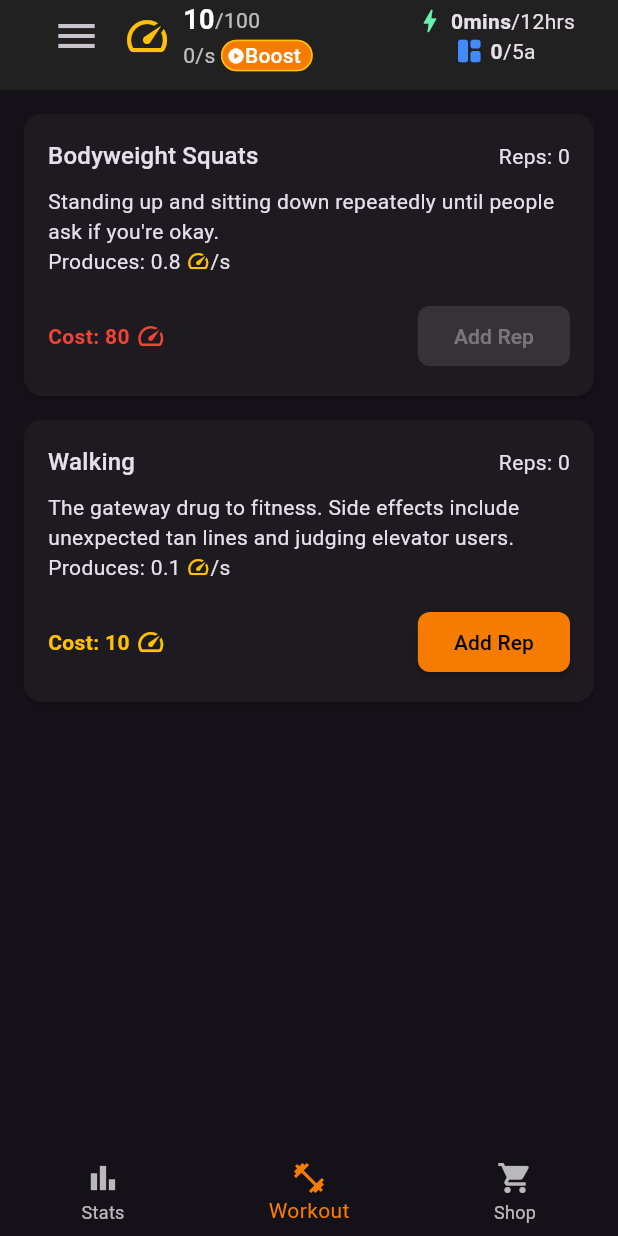
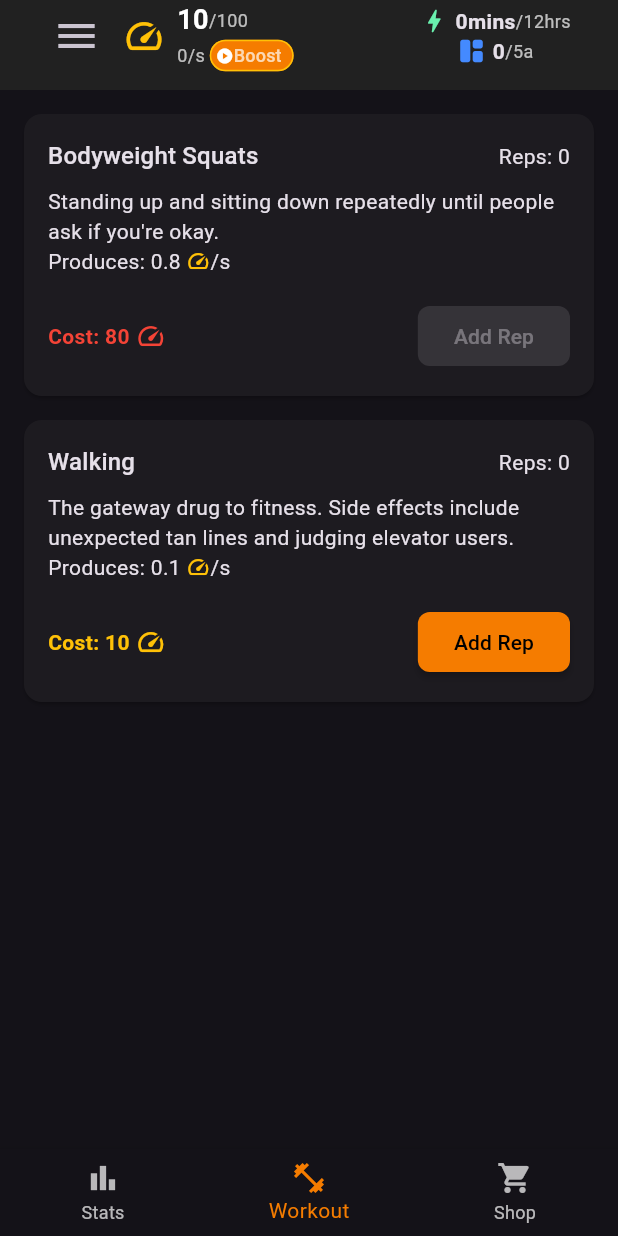
Before and after one commit to enzosv/idlefit-flutter, a Flutter app: the screen it shows after launch, on a phone screen of 412 x 824 dp. Run offline on Flutter 3.47's test engine with Material 3 defaults, Android fonts, the phone set to English and light mode, and no system bars; our stand-ins replace flutter_local_notifications, flutter_riverpod, google_mobile_ads, objectbox, shared_preferences, timezone; missing offline and left inert: flame, health; generated files the repository leaves out were written again; statements that could not run were skipped.

Commit message:
adjust currency bar layout

```diff
--- a/lib/widgets/currency_bar.dart
+++ b/lib/widgets/currency_bar.dart
@@ -6,6 +6,8 @@ import 'package:idlefit/providers/currency_provider.dart';
 import 'package:idlefit/providers/game_state_provider.dart';
 import 'package:idlefit/widgets/current_coins.dart';
 import '../helpers/util.dart';
+
+const _smallStyle = TextStyle(fontSize: 12, color: Colors.white70);
 
 class CoinsDisplay extends ConsumerWidget {
   const CoinsDisplay({super.key});
@@ -20,7 +22,7 @@ class CoinsDisplay extends ConsumerWidget {
       children: [
         Row(
           children: [
-            CurrencyType.coin.iconWithSize(32),
+            CurrencyType.coin.iconWithSize(28),
             const SizedBox(width: 8),
             Column(
               crossAxisAlignment: CrossAxisAlignment.start,
@@ -34,10 +36,7 @@ class CoinsDisplay extends ConsumerWidget {
                     ),
                     Text(
                       '/${toLettersNotation(coins.max)}',
-                      style: const TextStyle(
-                        color: Colors.white70,
-                        fontSize: 14,
-                      ),
+                      style: _smallStyle,
                     ),
                   ],
                 ),
@@ -45,10 +44,7 @@ class CoinsDisplay extends ConsumerWidget {
                   children: [
                     Text(
                       '${toLettersNotation(gameStateNotifier.passiveOutput)}/s ',
-                      style: const TextStyle(
-                        color: Colors.white70,
-                        fontSize: 14,
-                      ),
+                      style: _smallStyle,
                     ),
                     OutlinedButton.icon(
                       onPressed: () {},
@@ -57,7 +53,7 @@ class CoinsDisplay extends ConsumerWidget {
                         crossAxisAlignment: WrapCrossAlignment.center,
                         children: [
                           const Icon(Icons.play_circle),
-                          Text("Boost"),
+                          Text("Boost", style: _smallStyle),
                         ],
                       ),
                       style: OutlinedButton.styleFrom(
@@ -107,7 +103,7 @@ class CurrencyWidget extends ConsumerWidget {
         currencyType.iconWithSize(20),
         const SizedBox(width: 4),
         Text(count, style: const TextStyle(fontWeight: FontWeight.bold)),
-        Text('/$max'),
+        Text('/$max', style: _smallStyle),
       ],
     );
   }
```
